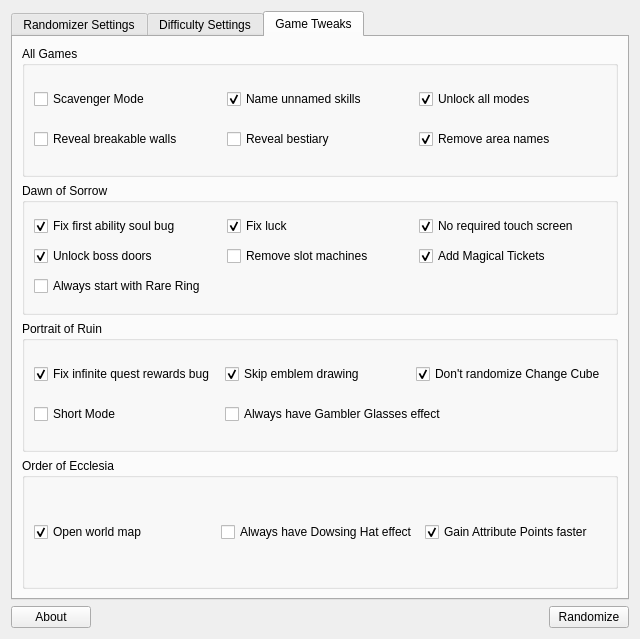
The window that randomizer.ui (LagoLunatic/dsvrandom) describes before a commit, drawn with Qt 5.
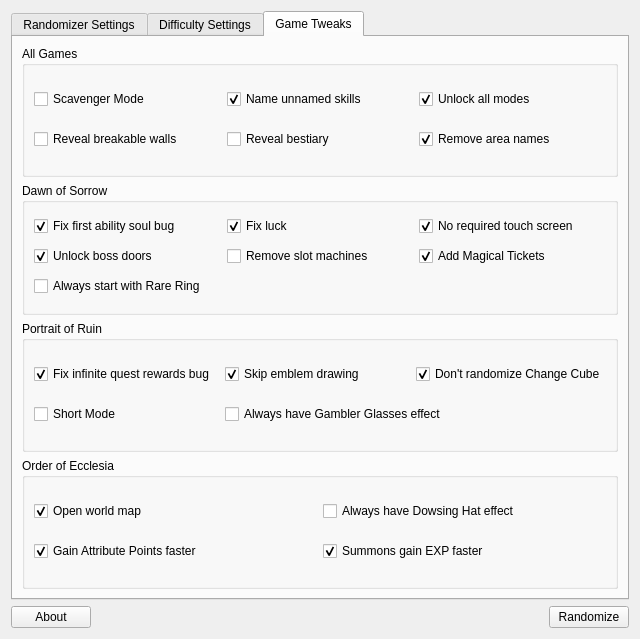
The same window after the commit. The open tabs and pages were chosen to show the change. Icons and pictures are not drawn.

Commit message: Add option for OoE summons to gain far more EXP

```diff
--- a/randomizer.ui
+++ b/randomizer.ui
@@ -739,8 +739,8 @@
          <property name="title">
           <string>Order of Ecclesia</string>
          </property>
-         <layout class="QHBoxLayout" name="horizontalLayout_7">
-          <item>
+         <layout class="QGridLayout" name="gridLayout_5">
+          <item row="0" column="0">
            <widget class="QCheckBox" name="open_world_map">
             <property name="toolTip">
              <string>Make all areas except Dracula's Castle accessible from the start.</string>
@@ -753,7 +753,7 @@
             </property>
            </widget>
           </item>
-          <item>
+          <item row="0" column="1">
            <widget class="QCheckBox" name="always_dowsing">
             <property name="toolTip">
              <string>Hidden blue chests always make a beeping sound.</string>
@@ -763,7 +763,7 @@
             </property>
            </widget>
           </item>
-          <item>
+          <item row="1" column="0">
            <widget class="QCheckBox" name="gain_extra_attribute_points">
             <property name="toolTip">
              <string>Enemies grant 10x more AP when you kill them.</string>
@@ -776,6 +776,19 @@
             </property>
            </widget>
           </item>
+          <item row="1" column="1">
+           <widget class="QCheckBox" name="summons_gain_extra_exp">
+            <property name="toolTip">
+             <string>Your summons gain far more EXP every time they hit an enemy.</string>
+            </property>
+            <property name="text">
+             <string>Summons gain EXP faster</string>
+            </property>
+            <property name="checked">
+             <bool>true</bool>
+            </property>
+           </widget>
+          </item>
          </layout>
         </widget>
        </item>
```
Left out of the diff: 2 changed lines with no effect on the pictures. The commit also changes 2 other files.
